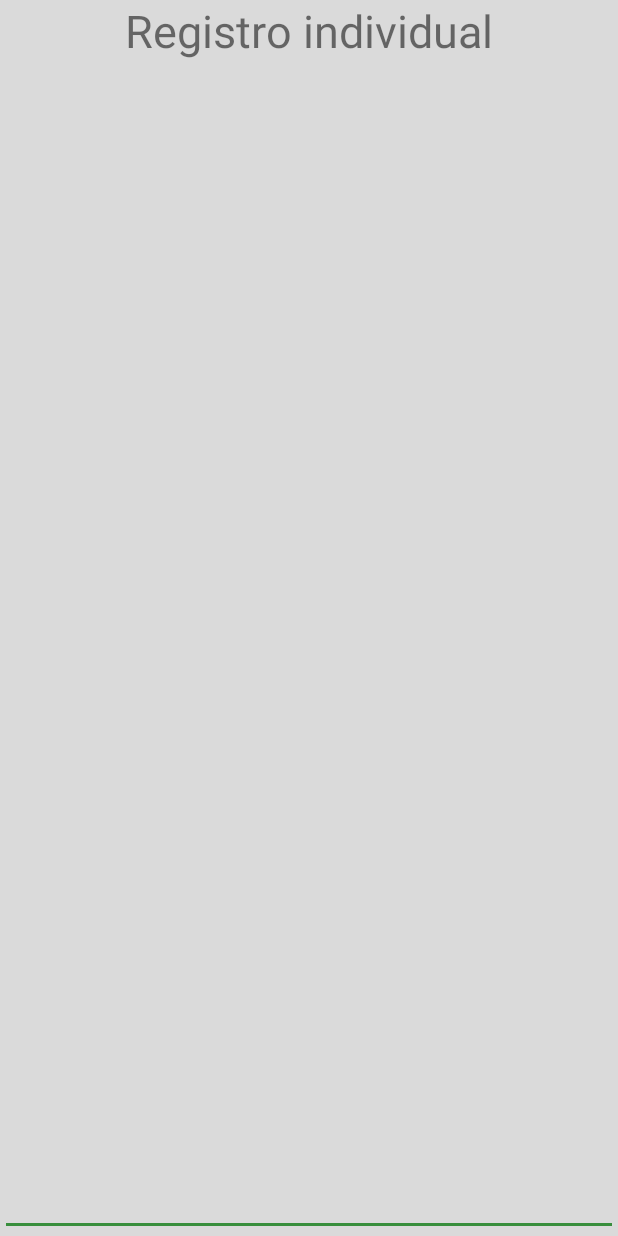
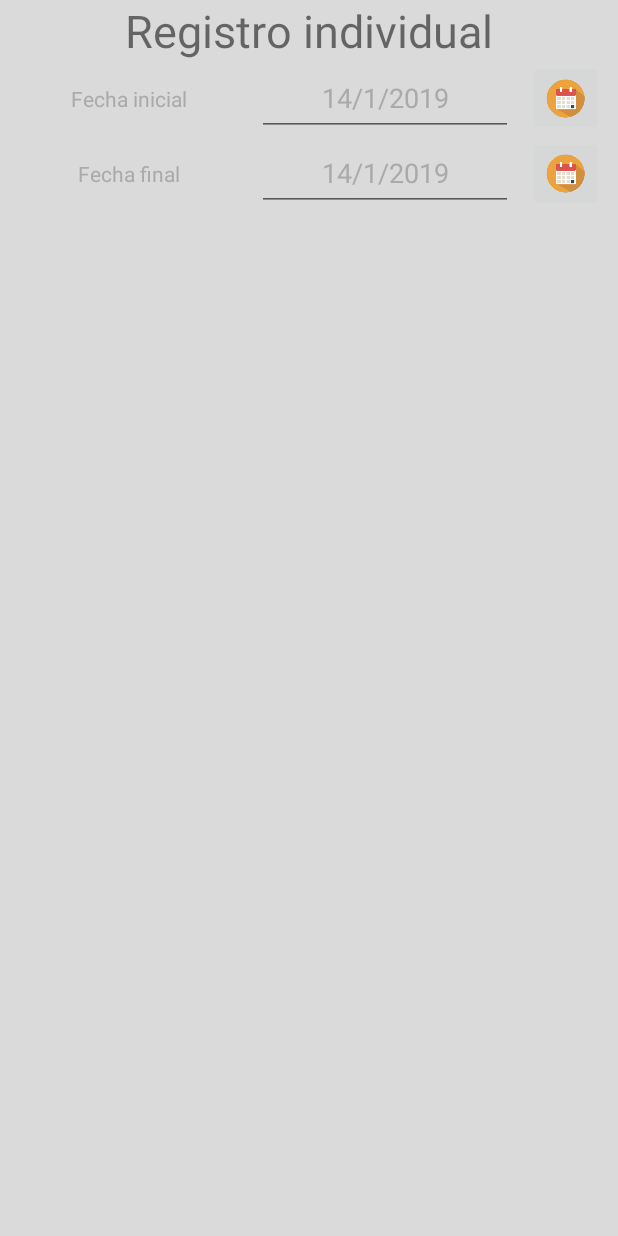
Before and after one commit to JairoReyes/encargadoEKI, an Android app: the Registro_Individual screen opened directly, with no data from a screen before it, on a phone screen of 412 x 824 dp. Run offline under Robolectric (Android 15) with nearby library versions, the phone set to English and light mode, and no system bars.

Commit message:
Quedo el calendario , falta hacer la peticion con el servidor para esos registros!

```diff
--- a/app/src/main/java/local/isaac/tt_2018_a031/Registro_Individual.java
+++ b/app/src/main/java/local/isaac/tt_2018_a031/Registro_Individual.java
@@ -1,17 +1,138 @@
 package local.isaac.tt_2018_a031;
 
+import android.app.DatePickerDialog;
+import android.os.Bundle;
 import android.support.v7.app.AppCompatActivity;
-import android.os.Bundle;
+import android.view.View;
+import android.widget.DatePicker;
+import android.widget.EditText;
+import android.widget.ImageButton;
 import android.widget.Toast;
 
-public class Registro_Individual extends AppCompatActivity {
+import java.text.ParseException;
+import java.text.SimpleDateFormat;
+import java.util.Calendar;
+import java.util.Date;
+
+public class Registro_Individual extends AppCompatActivity implements View.OnClickListener {
+
+    private EditText fecha_inicio;
+    private EditText fecha_final;
+
+    private ImageButton calendario1;
+    private ImageButton calendario2;
+    private int dia,mes,ano;
+    private int d,m,a;
+
+    private Calendar calendario;
+    private Calendar c;
+
+    private SimpleDateFormat sdf;
+    private Date fecha;
+
 
     @Override
     protected void onCreate(Bundle savedInstanceState) {
         super.onCreate(savedInstanceState);
         setContentView(R.layout.activity_registro_individual);
 
-        String valor = getIntent().getExtras().getString("nombre");
-        Toast.makeText(getApplicationContext(), "nombre " + valor, Toast.LENGTH_SHORT).show();
+        fecha_inicio = (EditText) findViewById(R.id.fecha_inicial);
+        fecha_final = (EditText) findViewById(R.id.fecha_final);
+
+        calendario1 = (ImageButton) findViewById(R.id.calendario1);
+        calendario2 = (ImageButton) findViewById(R.id.calendario2);
+
+        calendario1.setOnClickListener(this);
+        calendario2.setOnClickListener(this);
+
+        //////ESTE PEDAZO DE CODIGO ES PARA PONER LA FECHA MINIMA
+        sdf = new SimpleDateFormat("yyyy-MM-dd");
+        try {
+            fecha = sdf.parse("2018-01-01");//ESTA ES LA FECHA MINIMA
+        } catch (ParseException e) {
+            e.printStackTrace();
+        }
+        calendario = Calendar.getInstance();
+        calendario.setTime(fecha);
+        //HASTA ACA ACABA PARA PONER LA FECHA MINIMA
+
+        //ESTA ES PARA FECHA ACTUAL
+        c = Calendar.getInstance();
+        ano = c.get(Calendar.YEAR);
+        mes = c.get(Calendar.MONTH);
+        dia = c.get(Calendar.DAY_OF_MONTH);
+
+        d=dia;
+        m=mes+1;
+        a=ano;
+        //HASTA ACA
+
+        //INICIAMOS LOS EDIT TEXT CON LA FECHA ACTUAL
+        fecha_inicio.setText(dia+"/"+(mes+1)+"/"+ano);
+        fecha_final.setText(dia+"/"+(mes+1)+"/"+ano);
+
+
+
+
+    }
+
+    @Override
+    public void onClick(View v) {
+        if(v == calendario1){
+
+
+            DatePickerDialog datePickerDialog = new DatePickerDialog(this, new DatePickerDialog.OnDateSetListener() {
+                @Override
+                public void onDateSet(DatePicker view, int year, int month, int dayOfMonth) {
+                    fecha_inicio.setText(dayOfMonth+"/"+(month+1)+"/"+year);
+                    d=dayOfMonth;
+                    m=month;
+                    a=year;
+                }
+            }
+            ,ano,mes,dia);
+            datePickerDialog.getDatePicker().setMinDate(calendario.getTimeInMillis());
+            datePickerDialog.getDatePicker().setMaxDate(c.getTimeInMillis());
+            datePickerDialog.show();
+        }
+        else if(v == calendario2){
+
+            DatePickerDialog datePickerDialog = new DatePickerDialog(this, new DatePickerDialog.OnDateSetListener() {
+                @Override
+                public void onDateSet(DatePicker view, int year, int month, int dayOfMonth) {
+                    if(year>a){
+                        fecha_final.setText(dayOfMonth+"/"+(month+1)+"/"+year);
+                    }
+                    else{
+                        if(year == a){
+                            if(month > m){
+                                fecha_final.setText(dayOfMonth+"/"+(month+1)+"/"+year);
+                            }
+                            else{
+                                if(month == m){
+                                    if(dayOfMonth >= d){
+                                        fecha_final.setText(dayOfMonth+"/"+(month+1)+"/"+year);
+                                    }
+                                    else{
+                                        Toast.makeText(view.getContext(),R.string.fecha_erronea, Toast.LENGTH_LONG).show();
+                                    }
+                                }
+                                else{
+                                    Toast.makeText(view.getContext(),R.string.fecha_erronea, Toast.LENGTH_LONG).show();
+                                }
+                            }
+                        }
+                        else{
+                            Toast.makeText(view.getContext(),R.string.fecha_erronea, Toast.LENGTH_LONG).show();
+                        }
+                    }
+                }
+            }
+            ,ano,mes,dia);
+            datePickerDialog.getDatePicker().setMinDate(calendario.getTimeInMillis());
+            datePickerDialog.getDatePicker().setMaxDate(c.getTimeInMillis());
+            datePickerDialog.show();
+        }
+
     }
 }
--- a/app/src/main/java/local/isaac/tt_2018_a031/Registros.java
+++ b/app/src/main/java/local/isaac/tt_2018_a031/Registros.java
@@ -70,7 +70,6 @@ public class Registros extends AppCompatActivity {
             @Override
             public void onItemSelected(AdapterView<?> parent, View view, int position, long id) {
                 String elemento = (String) mSpinner.getAdapter().getItem(position);
-                Toast.makeText(parent.getContext(),"este es " + elemento + " " + position, Toast.LENGTH_SHORT).show();
                 titulos.clear();
                 imagen.clear();
                 if(position == 0){
--- a/app/src/main/res/layout/activity_registro_individual.xml
+++ b/app/src/main/res/layout/activity_registro_individual.xml
@@ -14,10 +14,95 @@
         android:textSize="30dp"
         android:layout_width="wrap_content"
         android:layout_height="wrap_content" />
+    <LinearLayout
+        android:layout_width="match_parent"
+        android:orientation="vertical"
+        android:layout_height="wrap_content">
 
-    <EditText
-        android:layout_width="match_parent"
-        android:layout_height="match_parent" />
+        <LinearLayout
+            android:layout_width="fill_parent"
+            android:layout_height="fill_parent"
+            android:layout_weight="1"
+            android:orientation="horizontal">
+
+
+            <TextView
+                android:id="@+id/fecha_inicio"
+                android:layout_width="fill_parent"
+                android:layout_height="fill_parent"
+                android:layout_weight="1"
+                android:gravity="center"
+                android:text="@string/fecha_inicio"
+                android:textColor="@android:color/darker_gray"
+                android:maxLines="1"
+                android:textAlignment="center"/>
+
+            <EditText
+                android:id="@+id/fecha_inicial"
+                android:layout_width="fill_parent"
+                android:layout_height="fill_parent"
+                android:layout_weight="1"
+                android:gravity="center"
+                android:hint="@string/fecha_prueba"
+                android:textColor="@android:color/darker_gray"
+                android:maxLines="1"
+                android:focusable="false"
+                android:textAlignment="center"/>
+
+            <ImageButton
+                android:id="@+id/calendario1"
+                android:layout_width="50dp"
+                android:layout_height="50dp"
+                android:layout_marginHorizontal="10dp"
+                android:scaleType="centerInside"
+                android:src="@drawable/calendario" />
+
+        </LinearLayout>
+
+        <LinearLayout
+            android:layout_width="fill_parent"
+            android:layout_height="fill_parent"
+            android:layout_weight="1"
+            android:orientation="horizontal">
+
+
+            <TextView
+                android:id="@+id/fecha_fin"
+                android:layout_width="fill_parent"
+                android:layout_height="fill_parent"
+                android:layout_weight="1"
+                android:gravity="center"
+                android:text="@string/fecha_final"
+                android:textColor="@android:color/darker_gray"
+                android:maxLines="1"
+                android:textAlignment="center"/>
+
+            <EditText
+                android:id="@+id/fecha_final"
+                android:layout_width="fill_parent"
+                android:layout_height="fill_parent"
+                android:layout_weight="1"
+                android:gravity="center"
+                android:hint="@string/fecha_prueba"
+                android:textColor="@android:color/darker_gray"
+                android:maxLines="1"
+                android:focusable="false"
+                android:textAlignment="center"/>
+
+            <ImageButton
+                android:id="@+id/calendario2"
+                android:layout_width="50dp"
+                android:layout_height="50dp"
+                android:layout_marginHorizontal="10dp"
+                android:scaleType="centerInside"
+                android:src="@drawable/calendario" />
+
+        </LinearLayout>
+
+    </LinearLayout>
+
+
+
 
 
 </LinearLayout>
--- a/app/src/main/res/values/strings.xml
+++ b/app/src/main/res/values/strings.xml
@@ -83,4 +83,8 @@
     <string name="activar_ubicacion">Es necesario activar su ubicación</string>
     <string name="expediente">Número de expediente</string>
     <string name="aceptar">Aceptar</string>
+    <string name="fecha_inicio">Fecha inicial</string>
+    <string name="fecha_prueba">01/01/1999</string>
+    <string name="fecha_final">Fecha final</string>
+    <string name="fecha_erronea">La fecha final no puede ser menor que la de inicio. Verificar nuevamente la fecha final</string>
 </resources>
```
Also changed, not shown: app/src/main/java/local/isaac/tt_2018_a031/PDO/RegistroConductorPDO.java (added, +18 -0 lines), app/src/main/java/local/isaac/tt_2018_a031/PDO/RegistroConductorRegistro.java (added, +108 -0 lines), app/src/main/java/local/isaac/tt_2018_a031/PDO/RegistroConductorRequest.java (added, +23 -0 lines), app/src/main/java/local/isaac/tt_2018_a031/PDO/RegistroConductorResponse.java (added, +27 -0 lines), app/src/main/res/drawable-xhdpi/calendario.png (added).
